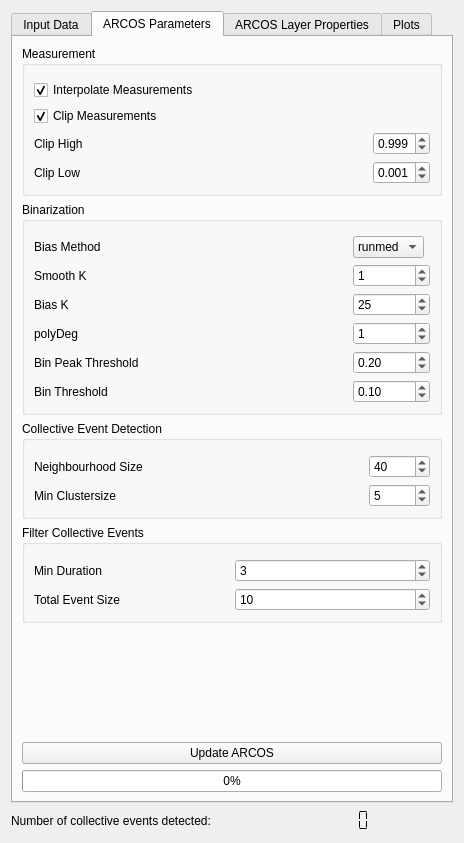
First picture: the form in src/arcos_gui/_ui/ARCOS_widget.ui, repository bgraedel/arcos-gui, before the edit.
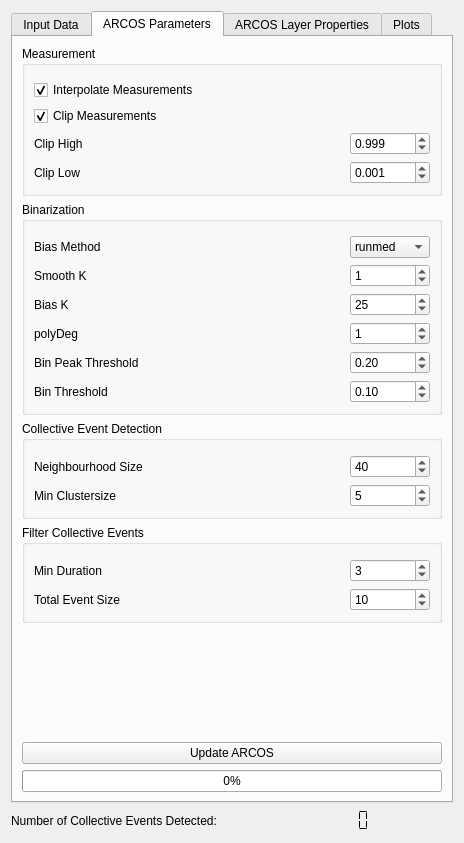
Second picture: the form after the edit. The open tabs and pages were chosen to show the change.

Patch:
```diff
--- a/src/arcos_gui/_ui/ARCOS_widget.ui
+++ b/src/arcos_gui/_ui/ARCOS_widget.ui
@@ -337,6 +337,12 @@
          <layout class="QGridLayout" name="gridLayout_7">
           <item row="3" column="1">
            <widget class="QSpinBox" name="bias_k">
+            <property name="minimumSize">
+             <size>
+              <width>80</width>
+              <height>0</height>
+             </size>
+            </property>
             <property name="toolTip">
              <string>&lt;html&gt;&lt;head/&gt;&lt;body&gt;&lt;p&gt;Size of the long-term de-trending median filter&lt;/p&gt;&lt;/body&gt;&lt;/html&gt;</string>
             </property>
@@ -353,6 +359,12 @@
           </item>
           <item row="6" column="1">
            <widget class="QDoubleSpinBox" name="bin_threshold">
+            <property name="minimumSize">
+             <size>
+              <width>80</width>
+              <height>0</height>
+             </size>
+            </property>
             <property name="toolTip">
              <string>&lt;html&gt;&lt;head/&gt;&lt;body&gt;&lt;p&gt;Threshold for binarizing the de-trended signal.&lt;/p&gt;&lt;/body&gt;&lt;/html&gt;</string>
             </property>
@@ -418,6 +430,12 @@
           </item>
           <item row="5" column="1">
            <widget class="QDoubleSpinBox" name="bin_peak_threshold">
+            <property name="minimumSize">
+             <size>
+              <width>80</width>
+              <height>0</height>
+             </size>
+            </property>
             <property name="toolTip">
              <string>&lt;html&gt;&lt;head/&gt;&lt;body&gt;&lt;p&gt;Threshold for rescaling of the de-trended signal.&lt;/p&gt;&lt;/body&gt;&lt;/html&gt;</string>
             </property>
@@ -453,6 +471,12 @@
               <verstretch>0</verstretch>
              </sizepolicy>
             </property>
+            <property name="minimumSize">
+             <size>
+              <width>80</width>
+              <height>0</height>
+             </size>
+            </property>
             <property name="toolTip">
              <string>&lt;html&gt;&lt;head/&gt;&lt;body&gt;&lt;p&gt;Size of short-term median smoothing filter.&lt;/p&gt;&lt;/body&gt;&lt;/html&gt;</string>
             </property>
@@ -482,6 +506,12 @@
           </item>
           <item row="4" column="1">
            <widget class="QSpinBox" name="polyDeg">
+            <property name="minimumSize">
+             <size>
+              <width>80</width>
+              <height>0</height>
+             </size>
+            </property>
             <property name="toolTip">
              <string>&lt;html&gt;&lt;head/&gt;&lt;body&gt;&lt;p&gt;Sets the degree of the polynomial for lm fitting&lt;/p&gt;&lt;/body&gt;&lt;/html&gt;</string>
             </property>
@@ -514,6 +544,12 @@
               <verstretch>0</verstretch>
              </sizepolicy>
             </property>
+            <property name="minimumSize">
+             <size>
+              <width>80</width>
+              <height>0</height>
+             </size>
+            </property>
             <property name="toolTip">
              <string>&lt;html&gt;&lt;head/&gt;&lt;body&gt;&lt;p&gt;De-trending method&lt;/p&gt;&lt;/body&gt;&lt;/html&gt;</string>
             </property>
@@ -643,6 +679,12 @@
                  <verstretch>0</verstretch>
                 </sizepolicy>
                </property>
+               <property name="minimumSize">
+                <size>
+                 <width>80</width>
+                 <height>0</height>
+                </size>
+               </property>
                <property name="baseSize">
                 <size>
                  <width>0</width>
@@ -687,6 +729,12 @@
                  <verstretch>0</verstretch>
                 </sizepolicy>
                </property>
+               <property name="minimumSize">
+                <size>
+                 <width>80</width>
+                 <height>0</height>
+                </size>
+               </property>
                <property name="toolTip">
                 <string>&lt;html&gt;&lt;head/&gt;&lt;body&gt;&lt;p&gt;Upper clipping boundry, value indicates quantile.&lt;/p&gt;&lt;/body&gt;&lt;/html&gt;</string>
                </property>
@@ -735,8 +783,20 @@
           <string>Filter Collective Events</string>
          </property>
          <layout class="QGridLayout" name="gridLayout_10">
-          <item row="1" column="1">
+          <item row="1" column="2">
            <widget class="QSpinBox" name="min_dur">
+            <property name="sizePolicy">
+             <sizepolicy hsizetype="Minimum" vsizetype="Fixed">
+              <horstretch>0</horstretch>
+              <verstretch>0</verstretch>
+             </sizepolicy>
+            </property>
+            <property name="minimumSize">
+             <size>
+              <width>80</width>
+              <height>0</height>
+             </size>
+            </property>
             <property name="toolTip">
              <string>&lt;html&gt;&lt;head/&gt;&lt;body&gt;&lt;table border=&quot;0&quot; style=&quot; margin-top:0px; margin-bottom:0px; margin-left:0px; margin-right:0px;&quot; cellspacing=&quot;2&quot; cellpadding=&quot;0&quot;&gt;&lt;tr&gt;&lt;td&gt;&lt;p&gt;Minimal duration of collective events to be selected.&lt;/p&gt;&lt;/td&gt;&lt;td/&gt;&lt;/tr&gt;&lt;/table&gt;&lt;/body&gt;&lt;/html&gt;</string>
             </property>
@@ -748,29 +808,6 @@
             </property>
            </widget>
           </item>
-          <item row="2" column="1">
-           <widget class="QSpinBox" name="total_event_size">
-            <property name="toolTip">
-             <string>&lt;html&gt;&lt;head/&gt;&lt;body&gt;&lt;p&gt;Minimal total size of collective events to be selected.&lt;/p&gt;&lt;/body&gt;&lt;/html&gt;</string>
-            </property>
-            <property name="maximum">
-             <number>1000</number>
-            </property>
-            <property name="value">
-             <number>10</number>
-            </property>
-           </widget>
-          </item>
-          <item row="2" column="0">
-           <widget class="QLabel" name="tot_size_label">
-            <property name="toolTip">
-             <string>&lt;html&gt;&lt;head/&gt;&lt;body&gt;&lt;p&gt;Minimal total size of collective events to be selected.&lt;/p&gt;&lt;/body&gt;&lt;/html&gt;</string>
-            </property>
-            <property name="text">
-             <string>Total Event Size</string>
-            </property>
-           </widget>
-          </item>
           <item row="1" column="0">
            <widget class="QLabel" name="min_dur_label">
             <property name="toolTip">
@@ -781,7 +818,26 @@
             </property>
            </widget>
           </item>
-          <item row="0" column="1">
+          <item row="2" column="2">
+           <widget class="QSpinBox" name="total_event_size">
+            <property name="minimumSize">
+             <size>
+              <width>80</width>
+              <height>0</height>
+             </size>
+            </property>
+            <property name="toolTip">
+             <string>&lt;html&gt;&lt;head/&gt;&lt;body&gt;&lt;p&gt;Minimal total size of collective events to be selected.&lt;/p&gt;&lt;/body&gt;&lt;/html&gt;</string>
+            </property>
+            <property name="maximum">
+             <number>1000</number>
+            </property>
+            <property name="value">
+             <number>10</number>
+            </property>
+           </widget>
+          </item>
+          <item row="0" column="2">
            <spacer name="verticalSpacer_6">
             <property name="orientation">
              <enum>Qt::Vertical</enum>
@@ -797,6 +853,29 @@
             </property>
            </spacer>
           </item>
+          <item row="2" column="0">
+           <widget class="QLabel" name="tot_size_label">
+            <property name="toolTip">
+             <string>&lt;html&gt;&lt;head/&gt;&lt;body&gt;&lt;p&gt;Minimal total size of collective events to be selected.&lt;/p&gt;&lt;/body&gt;&lt;/html&gt;</string>
+            </property>
+            <property name="text">
+             <string>Total Event Size</string>
+            </property>
+           </widget>
+          </item>
+          <item row="1" column="1">
+           <spacer name="horizontalSpacer_3">
+            <property name="orientation">
+             <enum>Qt::Horizontal</enum>
+            </property>
+            <property name="sizeHint" stdset="0">
+             <size>
+              <width>40</width>
+              <height>20</height>
+             </size>
+            </property>
+           </spacer>
+          </item>
          </layout>
         </widget>
        </item>
@@ -851,6 +930,12 @@
               <verstretch>0</verstretch>
              </sizepolicy>
             </property>
+            <property name="minimumSize">
+             <size>
+              <width>80</width>
+              <height>0</height>
+             </size>
+            </property>
             <property name="toolTip">
              <string>&lt;html&gt;&lt;head/&gt;&lt;body&gt;&lt;p&gt;The maximum distance between two samples for one to be considered as in the neighborhood of the other. This is not a maximum bound on the distances of points within a cluster. Value also used to connect collective events across multiple frames.&lt;/p&gt;&lt;/body&gt;&lt;/html&gt;</string>
             </property>
@@ -864,6 +949,12 @@
           </item>
           <item row="2" column="2">
            <widget class="QSpinBox" name="min_clustersize">
+            <property name="minimumSize">
+             <size>
+              <width>80</width>
+              <height>0</height>
+             </size>
+            </property>
             <property name="toolTip">
              <string>&lt;html&gt;&lt;head/&gt;&lt;body&gt;&lt;p&gt;Minimum size for a cluster to be identified as a collective event&lt;/p&gt;&lt;/body&gt;&lt;/html&gt;</string>
             </property>
@@ -1157,7 +1248,7 @@
         <string>&lt;html&gt;&lt;head/&gt;&lt;body&gt;&lt;p&gt;Number of collective events detected with the current parameter settings&lt;/p&gt;&lt;/body&gt;&lt;/html&gt;</string>
        </property>
        <property name="text">
-        <string>Number of collective events detected:</string>
+        <string>Number of Collective Events Detected:</string>
        </property>
       </widget>
      </item>
```
Left out of the diff: 121 changed lines with no effect on the pictures.
